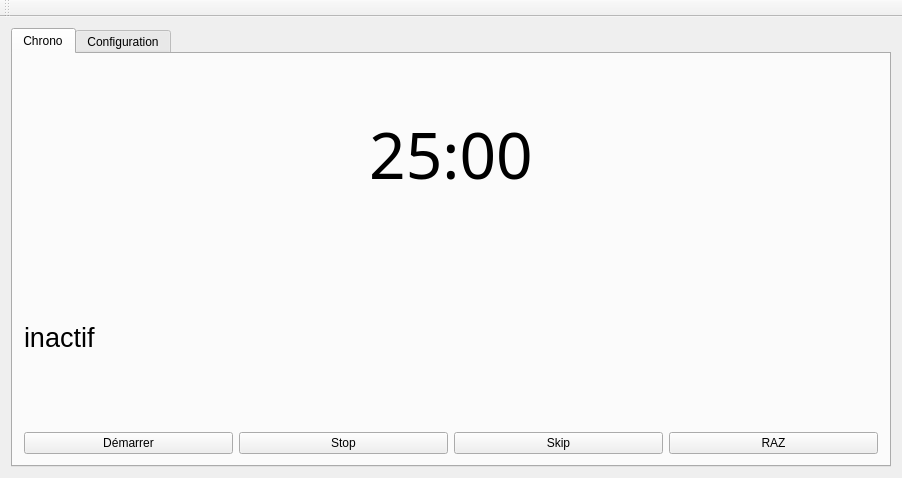
Above: mainwindow.ui from mslagmu/pomodoro before the change. Below: the same form after it.
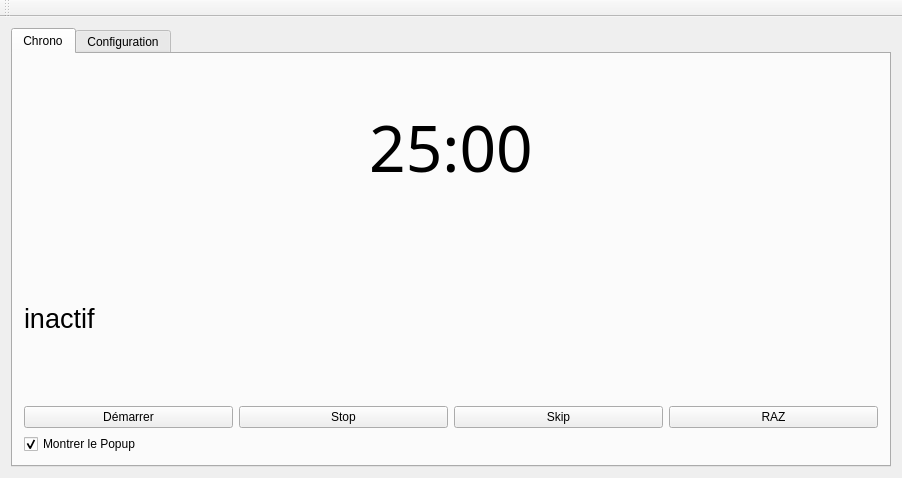
That is the form after the change. Icons and pictures are not drawn.

Commit message: Ajout du popup

```diff
--- a/mainwindow.ui
+++ b/mainwindow.ui
@@ -86,6 +86,16 @@
           </item>
          </layout>
         </item>
+        <item>
+         <widget class="QCheckBox" name="showPopup">
+          <property name="text">
+           <string>Montrer le Popup</string>
+          </property>
+          <property name="checked">
+           <bool>true</bool>
+          </property>
+         </widget>
+        </item>
        </layout>
       </widget>
       <widget class="QWidget" name="tab_2">
```
Left out of the diff: 10 changed lines with no effect on the pictures. The commit also changes 8 other files.
